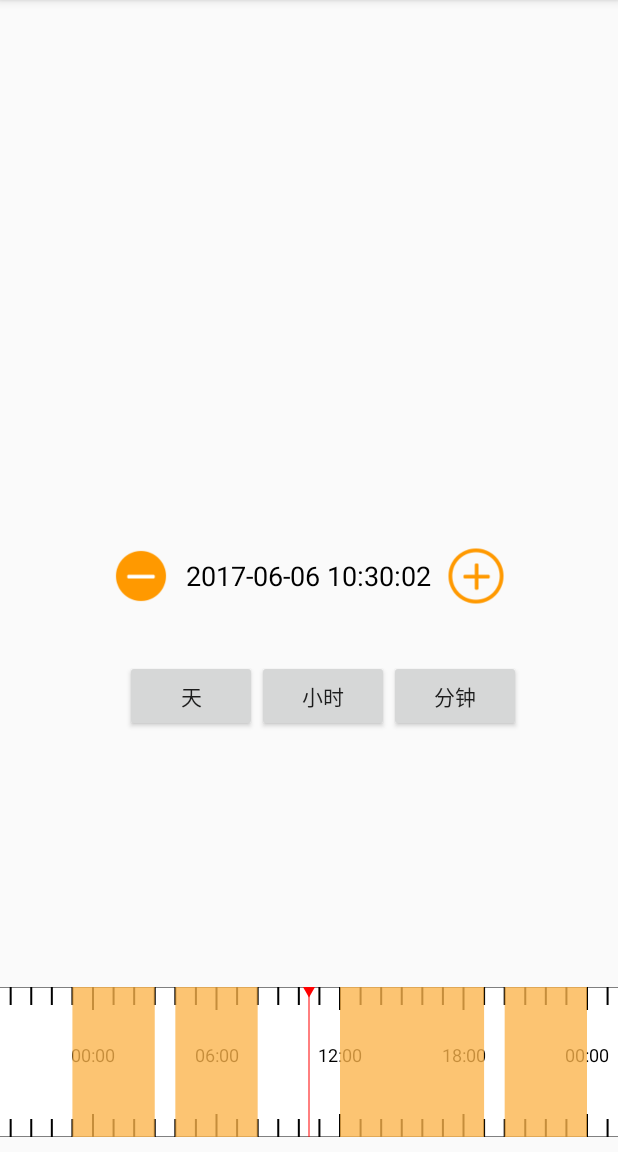
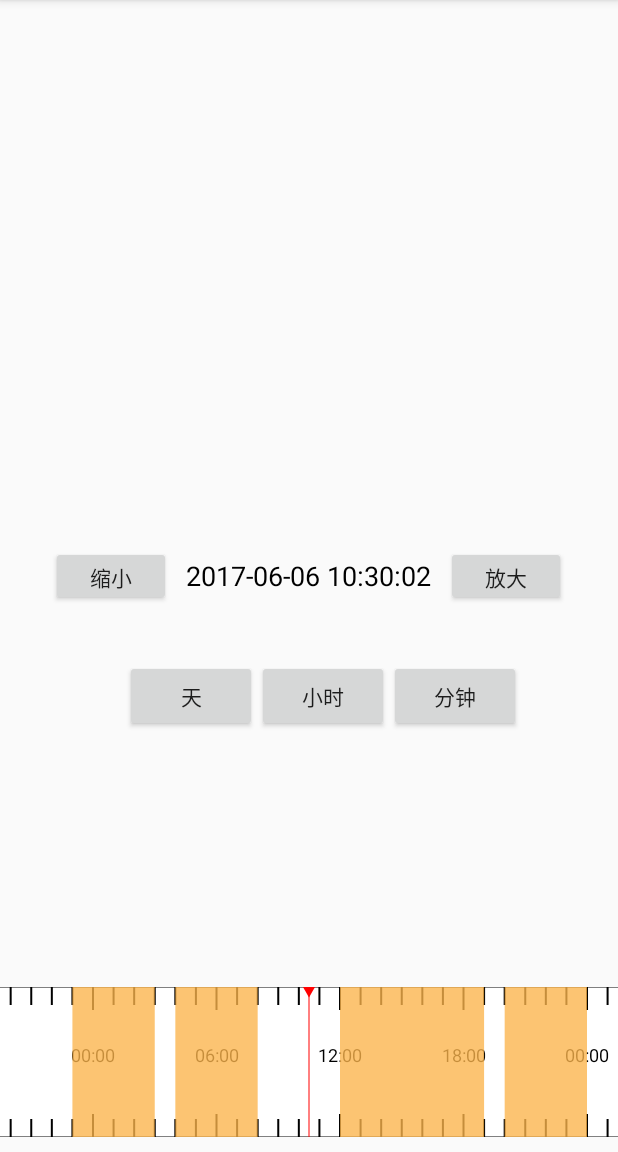
Before and after one commit to dingyongxiang/TimeRulers, an Android app: the screen it shows after launch (MainActivity), on a phone screen of 412 x 824 dp, the part 84-1236 px from its top. Run offline under Robolectric (Android 15) with nearby library versions, the phone set to English and light mode, and no system bars.

Commit message:
去除冗余代码

```diff
--- a/app/src/main/java/com/yongxiang/timerulers/MainActivity.java
+++ b/app/src/main/java/com/yongxiang/timerulers/MainActivity.java
@@ -20,7 +20,7 @@ import timerulers.yongxiang.com.timerulerslib.views.TimebarView;
 public class MainActivity extends AppCompatActivity implements View.OnClickListener {
     private String TAG = MainActivity.class.getSimpleName();
     private TextView currentTimeTextView;
-    private ImageView zoomInButton, zoomOutButton;
+    private Button zoomInButton, zoomOutButton;
     private TimebarView mTimebarView;
 
     private Button mDayBt;
@@ -46,8 +46,8 @@ public class MainActivity extends AppCompatActivity implements View.OnClickListe
 
         mTimebarView = (TimebarView) findViewById(R.id.my_timebar_view);
         currentTimeTextView = (TextView) findViewById(R.id.current_time_tv);
-        zoomInButton = (ImageView) findViewById(R.id.timebar_zoom_in_btn);
-        zoomOutButton = (ImageView) findViewById(R.id.timebar_zoom_out_btn);
+        zoomInButton = (Button) findViewById(R.id.timebar_zoom_in_btn);
+        zoomOutButton = (Button) findViewById(R.id.timebar_zoom_out_btn);
         mDayBt = (Button) findViewById(R.id.day);
         mHourBt = (Button) findViewById(R.id.hour);
         mMinuteBt = (Button) findViewById(R.id.minute);
@@ -83,22 +83,10 @@ public class MainActivity extends AppCompatActivity implements View.OnClickListe
         recordDataList.add(new RecordDataExistTimeSegment(timebarLeftEndPointTime + ONE_HOUR_IN_MS * 12, timebarLeftEndPointTime + ONE_HOUR_IN_MS * 19));
         recordDataList.add(new RecordDataExistTimeSegment(timebarLeftEndPointTime + ONE_HOUR_IN_MS * 20, timebarRightEndPointTime));
 
-       /* recordDataList.add(new RecordDataExistTimeSegment(1496160000000l, 1496185833000l));
-        recordDataList.add(new RecordDataExistTimeSegment(1496185833000l, 1496211081000l));*/
+        mTimebarView.setRecordDataExistTimeClipsList(recordDataList);
+
         mTimebarView.openMove();
         mTimebarView.checkVideo(true);
-
-        new Thread(new Runnable() {
-            @Override
-            public void run() {
-                try {
-                    Thread.sleep(2000);
-                    mTimebarView.setRecordDataExistTimeClipsList(recordDataList);
-                } catch (InterruptedException e) {
-                    e.printStackTrace();
-                }
-            }
-        }).start();
 
 
         mTimebarView.setOnBarMoveListener(new TimebarView.OnBarMoveListener() {
@@ -108,15 +96,11 @@ public class MainActivity extends AppCompatActivity implements View.OnClickListe
                     Toast.makeText(MainActivity.this, "当前时刻没有录像", Toast.LENGTH_SHORT).show();
                 }
                 currentTimeTextView.setText(zeroTimeFormat.format(currentTime));
-                Log.d(TAG, "onBarMove()");
             }
 
             @Override
             public void OnBarMoveFinish(long screenLeftTime, long screenRightTime, long currentTime) {
                 currentTimeTextView.setText(zeroTimeFormat.format(currentTime));
-                Toast.makeText(MainActivity.this, "停止移动", Toast.LENGTH_SHORT).show();
-                Log.d(TAG, "OnBarMoveFinish()");
-                mTimebarView.setDrag(false);
             }
         });
 
@@ -138,27 +122,11 @@ public class MainActivity extends AppCompatActivity implements View.OnClickListe
             }
         });
 
-
-      /*  Date d = new Date(1495818022L * 1000l);
-        String texttime = zeroTimeFormat.format(d);
-
-        Log.d(TAG, "NOWTIME:" + texttime);*/
-
-
-
-
-
     }
 
     @Override
     protected void onResume() {
         super.onResume();
-        // mTimebarView.openMove();
-       /* mTimebarView.openMove();
-        mTimebarView.checkVideo(true);*/
-
-
-
     }
 
 
--- a/app/src/main/res/layout/activity_main.xml
+++ b/app/src/main/res/layout/activity_main.xml
@@ -13,12 +13,12 @@
         android:gravity="center"
         android:orientation="horizontal">
 
-        <ImageView
+        <Button
             android:id="@+id/timebar_zoom_out_btn"
-            android:layout_width="40dp"
+            android:layout_width="80dp"
             android:layout_height="40dp"
             android:clickable="true"
-            android:src="@drawable/xcxd_not_applicable_pressed" />
+            android:text="缩小" />
 
         <TextView
             android:id="@+id/current_time_tv"
@@ -35,12 +35,12 @@
             android:textColor="#000000"
             android:textSize="18sp" />
 
-        <ImageView
+        <Button
             android:id="@+id/timebar_zoom_in_btn"
-            android:layout_width="40dp"
+            android:layout_width="80dp"
             android:layout_height="40dp"
             android:clickable="true"
-            android:src="@drawable/contacts_add_label" />
+            android:text="放大" />
 
 
     </LinearLayout>
```
Also changed, not shown: app/src/main/res/drawable/contacts_add_label.png (deleted), app/src/main/res/drawable/xcxd_not_applicable_pressed.png (deleted).
